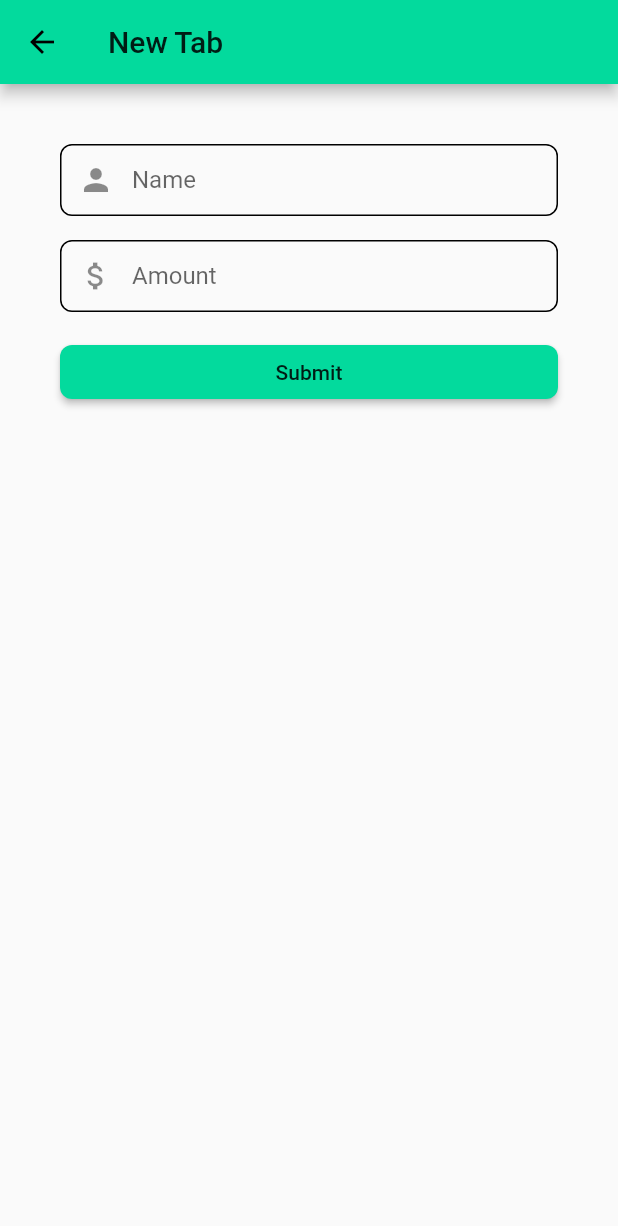
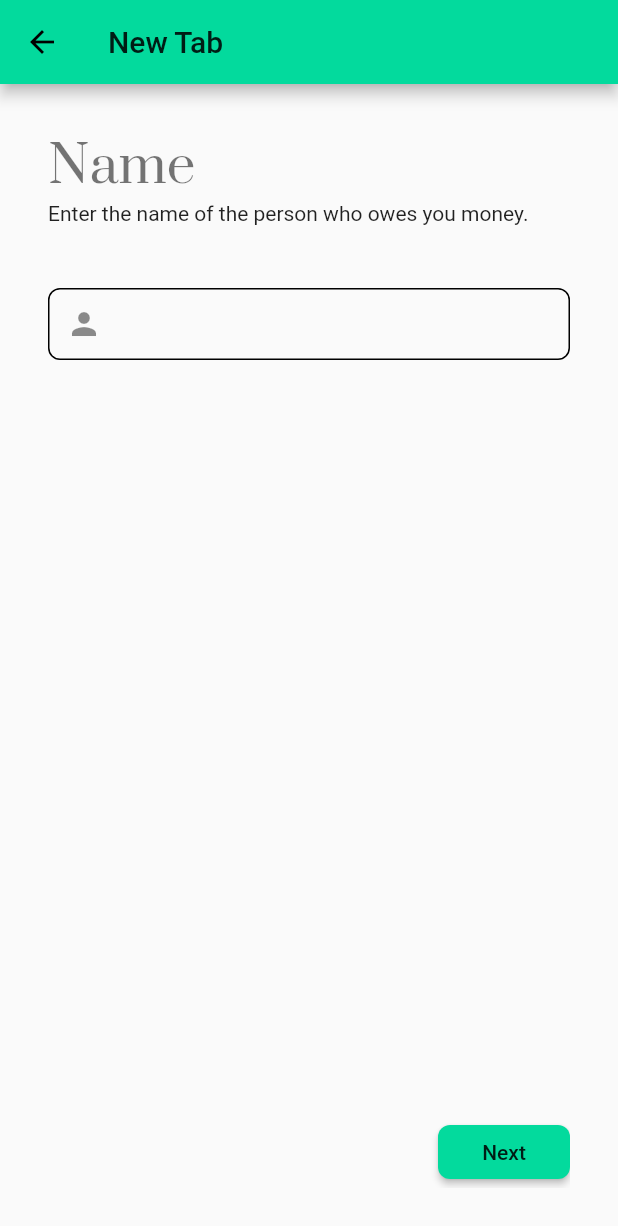
Before and after one commit to michaelroudnitski/Tabs, a Flutter app: the Create screen opened by its route, on a phone screen of 412 x 824 dp. Shown: the top 1226 px of the screen. Run offline on Flutter 3.47's test engine with Material 2 defaults, Android fonts, the phone set to English and light mode, and no system bars; our stand-ins replace cloud_firestore, contacts_service, flutter_money_formatter, flutter_typeahead, permission_handler; accounts and stored records are empty.

Commit message:
new sliding 'create tab' form 🎉

```diff
--- a/lib/create.form.dart
+++ b/lib/create.form.dart
@@ -11,8 +11,10 @@ class CreateForm extends StatefulWidget {
 
 class _CreateFormState extends State<CreateForm> {
   final _formKey = GlobalKey<FormState>();
+  final _pageViewController = PageController();
   final _nameController = TextEditingController();
   final _amountController = TextEditingController();
+  final _descriptionController = TextEditingController();
   PermissionStatus _permission;
   List<String> _contacts;
 
@@ -67,23 +69,72 @@ class _CreateFormState extends State<CreateForm> {
     return null;
   }
 
+  Widget buildPage(
+      {@required String title,
+      @required String description,
+      @required Widget textField,
+      bool isLast}) {
+    void onPress() {
+      if (_formKey.currentState.validate()) {
+        if (isLast == null) {
+          _pageViewController.nextPage(
+            duration: const Duration(milliseconds: 400),
+            curve: Curves.ease,
+          );
+        } else {
+          Firestore.instance.collection("tabs").add({
+            "name": _nameController.text,
+            "amount": double.parse(_amountController.text),
+            "description": _descriptionController.text,
+          });
+          Navigator.pop(context);
+        }
+      }
+    }
+
+    return Column(
+      crossAxisAlignment: CrossAxisAlignment.start,
+      children: <Widget>[
+        Text(
+          title,
+          style: Theme.of(context).textTheme.display1,
+        ),
+        Text(description),
+        SizedBox(height: 42),
+        textField,
+        Expanded(
+          child: Align(
+            alignment: Alignment.bottomRight,
+            child: RaisedButton(
+              onPressed: () async {
+                onPress();
+              },
+              child: Text(isLast == null ? 'Next' : 'Submit'),
+            ),
+          ),
+        ),
+      ],
+    );
+  }
+
   @override
   Widget build(BuildContext context) {
     return Form(
       key: _formKey,
       child: Padding(
         padding: const EdgeInsets.all(32.0),
-        child: Column(
-          crossAxisAlignment: CrossAxisAlignment.stretch,
+        child: PageView(
+          controller: _pageViewController,
+          physics: NeverScrollableScrollPhysics(),
           children: <Widget>[
-            Padding(
-              padding: const EdgeInsets.all(8.0),
-              child: TypeAheadFormField(
+            buildPage(
+              title: "Name",
+              description: "Enter the name of the person who owes you money.",
+              textField: TypeAheadFormField(
                 textFieldConfiguration: TextFieldConfiguration(
                   controller: _nameController,
                   decoration: InputDecoration(
                     prefixIcon: Icon(Icons.person),
-                    labelText: 'Name',
                   ),
                 ),
                 suggestionsBoxDecoration: SuggestionsBoxDecoration(
@@ -105,14 +156,14 @@ class _CreateFormState extends State<CreateForm> {
                 },
               ),
             ),
-            Padding(
-              padding: const EdgeInsets.all(8.0),
-              child: TextFormField(
+            buildPage(
+              title: "Amount",
+              description: "Enter the amount ${_nameController.text} owes you",
+              textField: TextFormField(
                 controller: _amountController,
                 keyboardType: TextInputType.numberWithOptions(decimal: true),
                 decoration: InputDecoration(
                   prefixIcon: Icon(Icons.attach_money),
-                  labelText: "Amount",
                 ),
                 validator: (value) {
                   if (value.isEmpty) return 'Please enter the amount owed';
@@ -122,19 +173,20 @@ class _CreateFormState extends State<CreateForm> {
                 },
               ),
             ),
-            Padding(
-              padding: const EdgeInsets.all(8.0),
-              child: RaisedButton(
-                onPressed: () async {
-                  if (_formKey.currentState.validate()) {
-                    Firestore.instance.collection("tabs").add({
-                      "name": _nameController.text,
-                      "amount": double.parse(_amountController.text),
-                    });
-                    Navigator.pop(context);
-                  }
+            buildPage(
+              isLast: true,
+              title: "What's this for?",
+              description:
+                  "Why does ${_nameController.text} owe you \$${_amountController.text}?",
+              textField: TextFormField(
+                controller: _descriptionController,
+                decoration: InputDecoration(
+                  prefixIcon: Icon(Icons.message),
+                ),
+                validator: (value) {
+                  if (value.isEmpty) return 'Please enter a reason';
+                  return null;
                 },
-                child: Text('Submit'),
               ),
             ),
           ],
```
